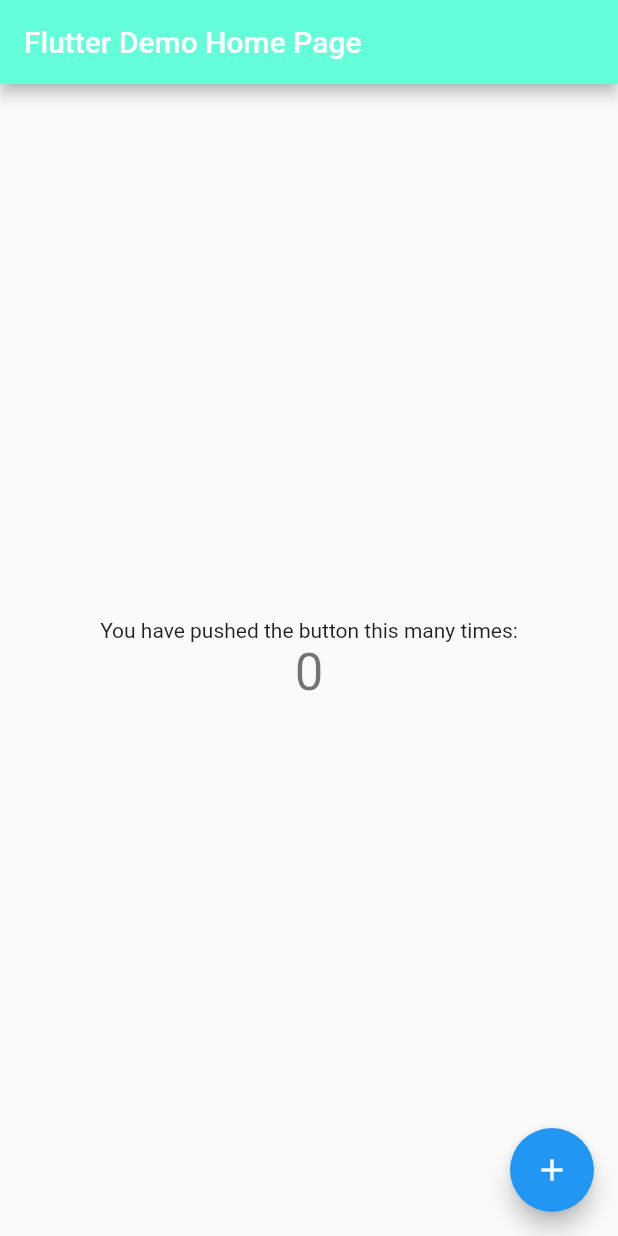
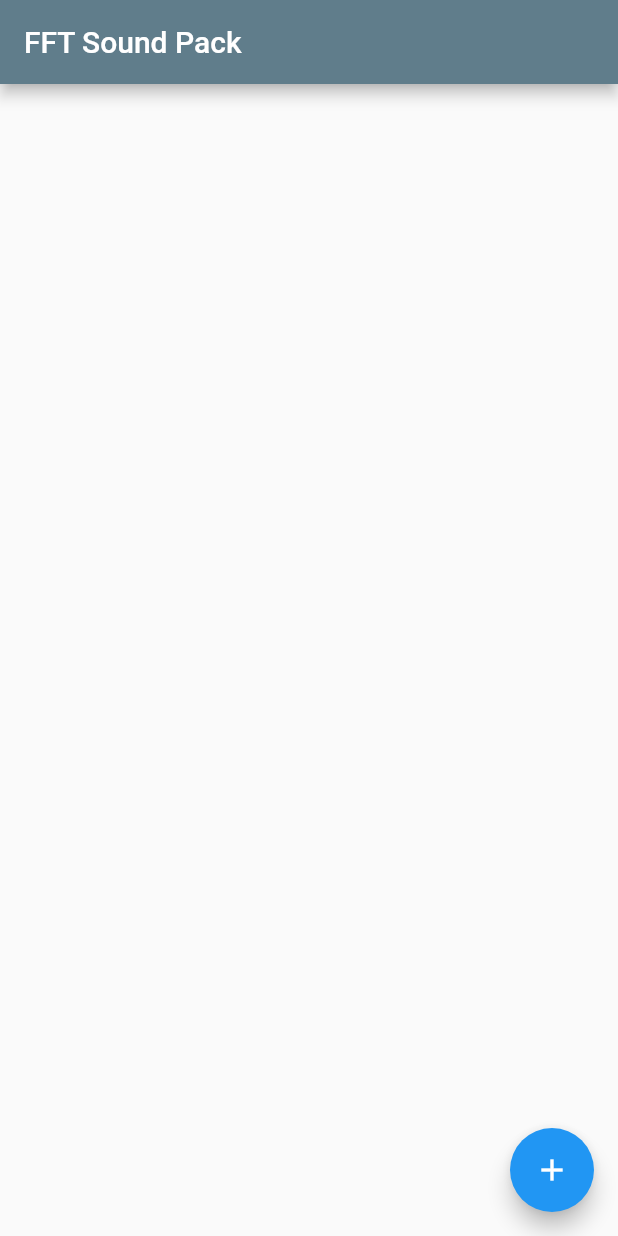
Before and after one commit to DaGree/FFT_SoundPack, a Flutter app: the screen it shows after launch, on a phone screen of 412 x 824 dp. Run offline on Flutter 3.47's test engine with Material 2 defaults, Android fonts, the phone set to English and light mode, and no system bars.

Commit message:
flutter_demo name changed

```diff
--- a/fft_sound_pack/lib/main.dart
+++ b/fft_sound_pack/lib/main.dart
@@ -22,7 +22,7 @@ class MyApp extends StatelessWidget {
         // is not restarted.
         primarySwatch: Colors.blue,
       ),
-      home: MyHomePage(title: 'Flutter Demo Home Page'),
+      home: MyHomePage(title: 'FFT Sound Pack'),
     );
   }
 }
@@ -69,40 +69,12 @@ class _MyHomePageState extends State<MyHomePage> {
     // than having to individually change instances of widgets.
     return Scaffold(
       appBar: AppBar(
-        backgroundColor: Colors.tealAccent,
+        backgroundColor: Colors.blueGrey,
         // Here we take the value from the MyHomePage object that was created by
         // the App.build method, and use it to set our appbar title.
         title: Text(widget.title),
       ),
       body: Center(
-        // Center is a layout widget. It takes a single child and positions it
-        // in the middle of the parent.
-        child: Column(
-          // Column is also a layout widget. It takes a list of children and
-          // arranges them vertically. By default, it sizes itself to fit its
-          // children horizontally, and tries to be as tall as its parent.
-          //
-          // Invoke "debug painting" (press "p" in the console, choose the
-          // "Toggle Debug Paint" action from the Flutter Inspector in Android
-          // Studio, or the "Toggle Debug Paint" command in Visual Studio Code)
-          // to see the wireframe for each widget.
-          //
-          // Column has various properties to control how it sizes itself and
-          // how it positions its children. Here we use mainAxisAlignment to
-          // center the children vertically; the main axis here is the vertical
-          // axis because Columns are vertical (the cross axis would be
-          // horizontal).
-          mainAxisAlignment: MainAxisAlignment.center,
-          children: <Widget>[
-            Text(
-              'You have pushed the button this many times:',
-            ),
-            Text(
-              '$_counter',
-              style: Theme.of(context).textTheme.headline4,
-            ),
-          ],
-        ),
       ),
       floatingActionButton: FloatingActionButton(
         onPressed: _incrementCounter,
```
